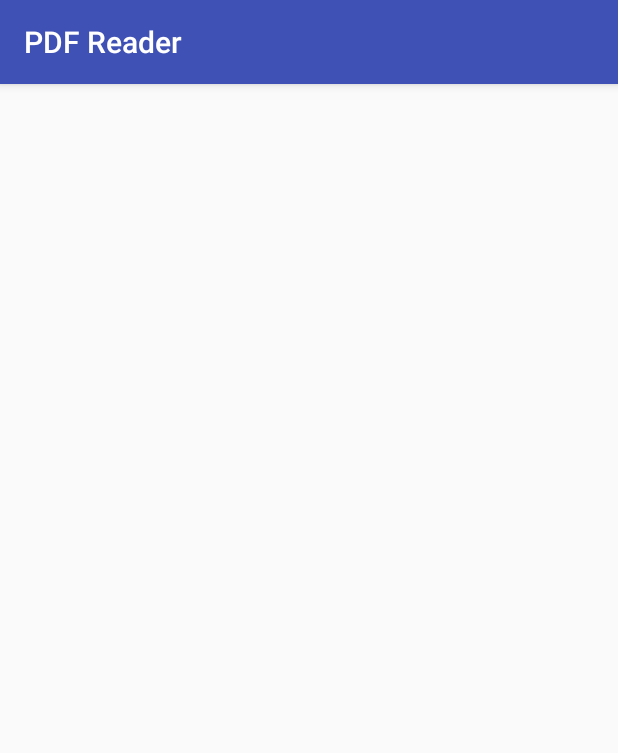
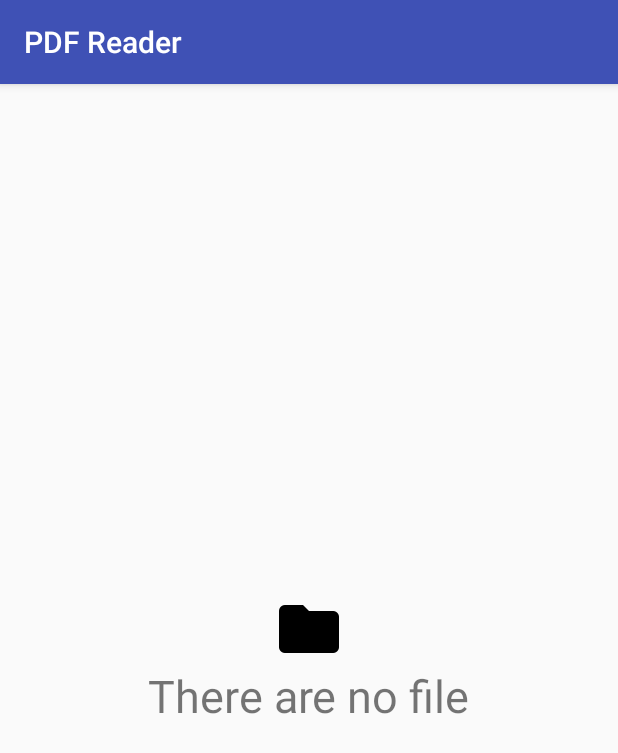
Before and after one commit to Vintechnology/PDFReader, an Android app: the screen it shows after launch (MainActivity), on a phone screen of 412 x 824 dp. Shown: the top 753 px of the screen. Run offline under Robolectric (Android 15) with nearby library versions, the phone set to English and light mode, and no system bars.

```diff
--- a/app/src/main/java/com/example/user/pdfreader/MainActivity.java
+++ b/app/src/main/java/com/example/user/pdfreader/MainActivity.java
@@ -25,6 +25,7 @@ public class MainActivity extends AppCompatActivity {
     public static final String FILE_TO_READ="FILE_TO_READ";
     private ListView listView;
     private ArrayList<File> fileList;
+    private View emptyFileText;
 
     @Override
     protected void onCreate(Bundle savedInstanceState) {
@@ -32,6 +33,7 @@ public class MainActivity extends AppCompatActivity {
         setContentView(R.layout.activity_main);
         fileList=new ArrayList<>();
         listView=(ListView) findViewById(R.id.pdf_files_list);
+        emptyFileText=findViewById(R.id.empty_file_text);
         new PDFListLoader().execute();
 
         listView.setOnItemClickListener(new AdapterView.OnItemClickListener() {
@@ -57,6 +59,8 @@ public class MainActivity extends AppCompatActivity {
             if(fileList!=null && fileList.size()>0){
                 BookListArrayAdapter adapter=new BookListArrayAdapter(getApplicationContext(),fileList);
                 listView.setAdapter(adapter);
+            }else{
+                emptyFileText.setVisibility(View.VISIBLE);
             }
         }
     }
@@ -78,6 +82,10 @@ public class MainActivity extends AppCompatActivity {
 
     }
 
+    private void getAllPdfFistPage(){
+
+    }
+
     @Override
     protected void onStop() {
         super.onStop();
--- a/app/src/main/java/com/example/user/pdfreader/bookmark/BookmarkUtils.java
+++ b/app/src/main/java/com/example/user/pdfreader/bookmark/BookmarkUtils.java
@@ -49,7 +49,7 @@ public class BookmarkUtils {
                 Bookmark newBookmark= db.addBookmark(currentPage,note.getText().toString(),fileName);
                 adapter.add(newBookmark);
             }
-        }).show();
+        }).setNegativeButton("Cancel",null).show();
 
     }
 
--- a/app/src/main/java/com/example/user/pdfreader/pdf_manager/BookViewPager.java
+++ b/app/src/main/java/com/example/user/pdfreader/pdf_manager/BookViewPager.java
@@ -45,11 +45,13 @@ public class BookViewPager extends ViewPager {
         }
     }
 
-    public void toPage(int realPagePosition){
+    public boolean toPage(int realPagePosition){
         int indexPagePosition=realPagePosition-1;
         if(indexPagePosition>=0 && indexPagePosition<pageCount){
             setCurrentItem(indexPagePosition,false);
+            return true;
         }
+        return false;
     }
 
     @Override
--- a/app/src/main/res/layout/activity_main.xml
+++ b/app/src/main/res/layout/activity_main.xml
@@ -11,5 +11,23 @@
         android:layout_width="match_parent"
         android:layout_height="match_parent"
         android:drawSelectorOnTop="true"/>
-
+    <LinearLayout
+        android:id="@+id/empty_file_text"
+        android:layout_gravity="center"
+        android:layout_width="wrap_content"
+        android:layout_height="wrap_content"
+        android:visibility="gone"
+        android:orientation="vertical">
+        <ImageView
+            android:layout_width="wrap_content"
+            android:layout_height="wrap_content"
+            android:src="@drawable/ic_folder_black_48dp"
+            android:layout_gravity="center"
+            tools:ignore="ContentDescription" />
+    <TextView
+        android:layout_width="wrap_content"
+        android:layout_height="wrap_content"
+        android:text="@string/empty_file_string"
+        android:textSize="30sp"/>
+    </LinearLayout>
 </FrameLayout>
--- a/app/src/main/res/layout/array_item.xml
+++ b/app/src/main/res/layout/array_item.xml
@@ -3,6 +3,10 @@
     android:orientation="horizontal"
     android:layout_width="match_parent"
     android:layout_height="60dp">
+    <ImageView
+        android:id="@+id/book_image"
+        android:layout_width="wrap_content"
+        android:layout_height="match_parent" />
     <TextView
         android:id="@+id/book_name"
         android:layout_width="match_parent"
--- a/app/src/main/res/values/strings.xml
+++ b/app/src/main/res/values/strings.xml
@@ -7,4 +7,5 @@
     <string name="bookmark_page_text">Page: </string>
     <string name="bookmark_note_text">Note: </string>
     <string name="bookmark_file_text">File: </string>
+    <string name="empty_file_string">There are no file</string>
 </resources>
--- a/app/src/main/res/values/styles.xml
+++ b/app/src/main/res/values/styles.xml
@@ -21,4 +21,5 @@
         <item name="background">@color/black_overlay</item>
     </style>
 
+
 </resources>
```
Also changed, not shown: app/src/main/java/com/example/user/pdfreader/BookListArrayAdapter.java (+4 -3 lines), app/src/main/java/com/example/user/pdfreader/ReadingActivity.java (+27 -0 lines), app/src/main/res/layout/add_bookmark_dialog_layout.xml (+8 -10 lines), app/src/main/res/layout/page_pick_dialog.xml (added, +12 -0 lines), app/src/main/res/drawable-hdpi/ic_folder_black_48dp.png (added), app/src/main/res/drawable-mdpi/ic_folder_black_48dp.png (added), app/src/main/res/drawable-xhdpi/ic_folder_black_48dp.png (added), app/src/main/res/drawable-xxhdpi/ic_folder_black_48dp.png (added), app/src/main/res/drawable-xxxhdpi/ic_folder_black_48dp.png (added).
